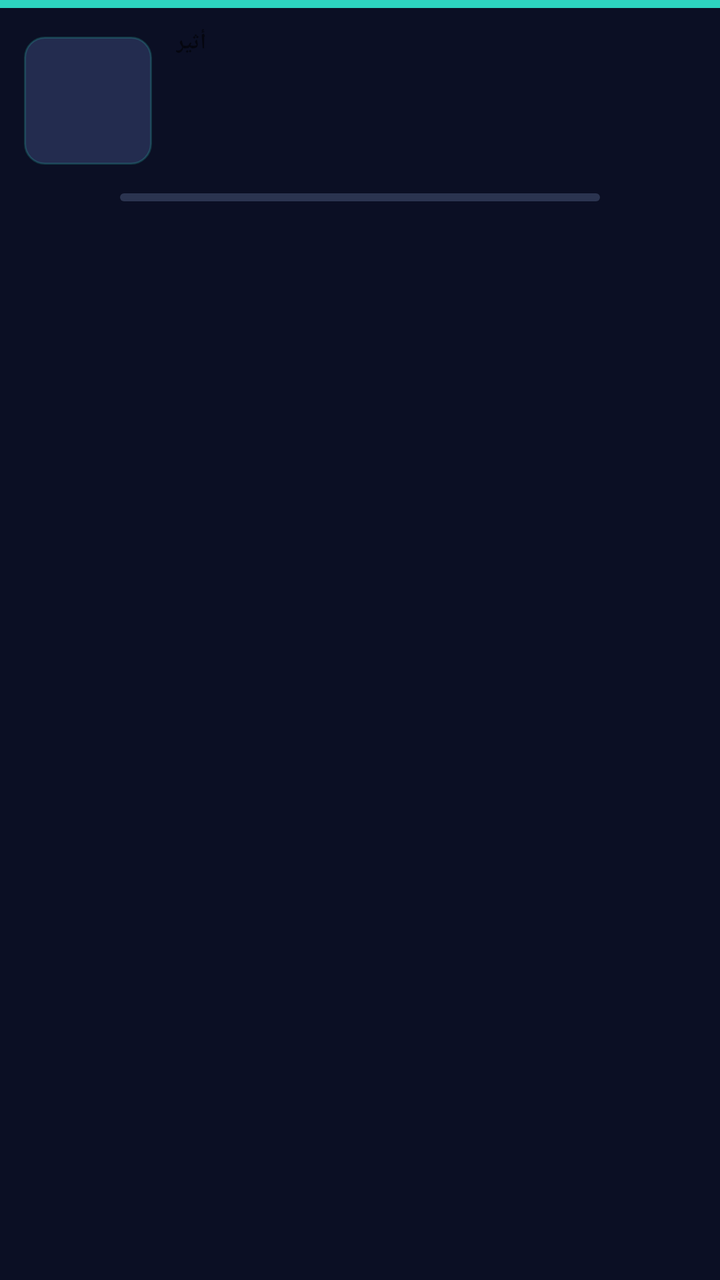
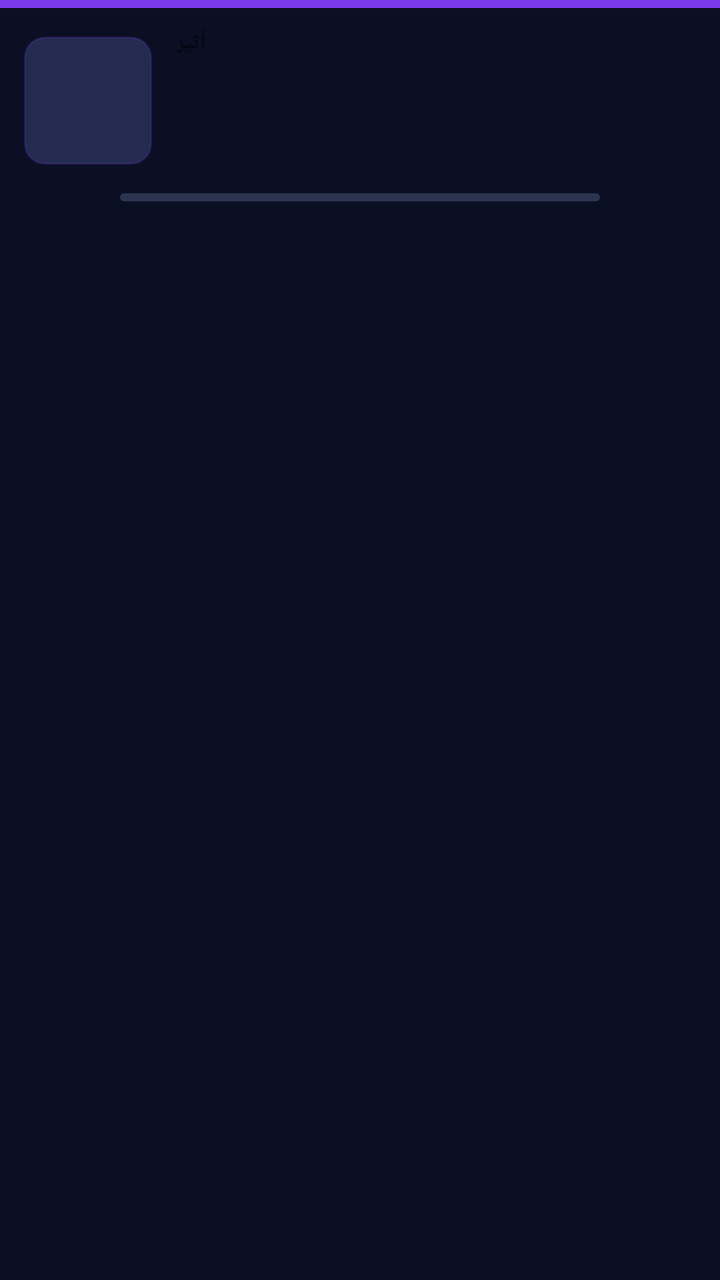

Screens rendered from an Android XML layout before and after an edit, with the pre-edit source and the edit as a unified diff.
<!-- AndroidManifest.xml: application theme Theme.Audiobook -->
<!-- res/layout/notification_ather_panel.xml -->
<?xml version="1.0" encoding="utf-8"?>
<LinearLayout xmlns:android="http://schemas.android.com/apk/res/android"
    android:id="@+id/ather_panel_root"
    android:layout_width="match_parent"
    android:layout_height="wrap_content"
    android:layoutDirection="locale"
    android:orientation="vertical"
    android:background="#0B0F24">

    <LinearLayout
        android:id="@+id/ather_panel_bar"
        android:layout_width="match_parent"
        android:layout_height="4dp"
        android:orientation="vertical"
        android:background="#2DD4BF" />

    <LinearLayout
        android:layout_width="match_parent"
        android:layout_height="wrap_content"
        android:orientation="horizontal"
        android:gravity="center_vertical"
        android:paddingLeft="12dp"
        android:paddingRight="12dp"
        android:paddingTop="10dp"
        android:paddingBottom="10dp">

        <ImageView
            android:id="@+id/ather_panel_cover"
            android:layout_width="64dp"
            android:layout_height="64dp"
            android:background="@drawable/bg_notif_cover"
            android:contentDescription="@null"
            android:scaleType="centerCrop" />

        <LinearLayout
            android:layout_width="0dp"
            android:layout_height="wrap_content"
            android:layout_weight="1"
            android:layout_marginStart="12dp"
            android:layout_marginEnd="8dp"
            android:orientation="vertical">

            <TextView
                android:id="@+id/ather_panel_app"
                android:layout_width="wrap_content"
                android:layout_height="wrap_content"
                android:singleLine="true"
                android:letterSpacing="0.18"
                android:text="أثير"
                android:textSize="11sp"
                android:textStyle="bold" />

            <TextView
                android:id="@+id/ather_panel_title"
                android:layout_width="match_parent"
                android:layout_height="wrap_content"
                android:layout_marginTop="2dp"
                android:singleLine="true"
                android:ellipsize="end"
                android:textColor="#EDF2FF"
                android:textSize="16sp"
                android:textStyle="bold" />

            <TextView
                android:id="@+id/ather_panel_chapter"
                android:layout_width="match_parent"
                android:layout_height="wrap_content"
                android:singleLine="true"
                android:ellipsize="end"
                android:textColor="#A9B2CC"
                android:textSize="13sp" />

            <TextView
                android:id="@+id/ather_panel_author"
                android:layout_width="match_parent"
                android:layout_height="wrap_content"
                android:singleLine="true"
                android:ellipsize="end"
                android:textColor="#A9B2CC"
                android:textSize="12sp" />

            
            <TextView
                android:id="@+id/ather_panel_sleep"
                android:layout_width="match_parent"
                android:layout_height="wrap_content"
                android:singleLine="true"
                android:ellipsize="end"
                android:textColor="#A9B2CC"
                android:textSize="12sp"
                android:visibility="gone" />
        </LinearLayout>
    </LinearLayout>

    <ProgressBar
        android:id="@+id/ather_panel_progress"
        style="?android:attr/progressBarStyleHorizontal"
        android:layout_width="match_parent"
        android:layout_height="4dp"
        android:layout_marginLeft="60dp"
        android:layout_marginRight="60dp"
        android:layout_marginBottom="2dp"
        android:max="100"
        android:progress="0"
        android:progressDrawable="@drawable/notif_progress"
        android:indeterminate="false" />

    <LinearLayout
        android:layout_width="match_parent"
        android:layout_height="wrap_content"
        android:orientation="horizontal"
        android:gravity="center"
        android:paddingLeft="8dp"
        android:paddingRight="8dp"
        android:paddingTop="4dp"
        android:paddingBottom="8dp">

        <ImageButton
            android:id="@+id/ather_panel_prev"
            android:layout_width="0dp"
            android:layout_height="48dp"
            android:layout_weight="1"
            android:background="@android:color/transparent"
            android:contentDescription="@null"
            android:scaleType="centerInside" />

        <ImageButton
            android:id="@+id/ather_panel_play"
            android:layout_width="0dp"
            android:layout_height="48dp"
            android:layout_weight="1"
            android:background="@android:color/transparent"
            android:contentDescription="@null"
            android:scaleType="centerInside" />

        <ImageButton
            android:id="@+id/ather_panel_next"
            android:layout_width="0dp"
            android:layout_height="48dp"
            android:layout_weight="1"
            android:background="@android:color/transparent"
            android:contentDescription="@null"
            android:scaleType="centerInside" />

        <ImageButton
            android:id="@+id/ather_panel_back15"
            android:layout_width="0dp"
            android:layout_height="48dp"
            android:layout_weight="1"
            android:background="@android:color/transparent"
            android:contentDescription="@null"
            android:scaleType="centerInside" />

        <ImageButton
            android:id="@+id/ather_panel_fwd15"
            android:layout_width="0dp"
            android:layout_height="48dp"
            android:layout_weight="1"
            android:background="@android:color/transparent"
            android:contentDescription="@null"
            android:scaleType="centerInside" />
    </LinearLayout>
</LinearLayout>
<!-- resources referenced by this layout -->
<resources>
  <!-- drawable bg_notif_cover (drawable) -->
  <?xml version="1.0" encoding="utf-8"?>
  <shape xmlns:android="http://schemas.android.com/apk/res/android"
      android:shape="rectangle">
      <solid android:color="#232C4F" />
      <corners android:radius="10dp" />
      <stroke
          android:width="1dp"
          android:color="#332DD4BF" />
  </shape>
  <!-- drawable notif_progress (drawable) -->
  <?xml version="1.0" encoding="utf-8"?>
  <layer-list xmlns:android="http://schemas.android.com/apk/res/android">
      <item android:id="@android:id/background">
          <shape android:shape="rectangle">
              <corners android:radius="3dp" />
              <solid android:color="#33A8C6FF" />
          </shape>
      </item>
      <item android:id="@android:id/progress">
          <scale android:scaleWidth="100%">
              <shape android:shape="rectangle">
                  <corners android:radius="3dp" />
                  <solid android:color="#45E0CC" />
              </shape>
          </scale>
      </item>
  </layer-list>
  <style name="Theme.Audiobook" parent="android:style/Theme.Material.Light.NoActionBar" />
</resources>

<!-- the commit's change to res/layout/notification_ather_panel.xml (unified diff, before → after) -->
@@ -12,7 +12,7 @@
         android:layout_width="match_parent"
         android:layout_height="4dp"
         android:orientation="vertical"
-        android:background="#2DD4BF" />
+        android:background="#7C3AED" />
 
     <LinearLayout
         android:layout_width="match_parent"
<!-- resource entries referenced after the edit -->
@@ -8,7 +8,7 @@
       <corners android:radius="10dp" />
       <stroke
           android:width="1dp"
-          android:color="#332DD4BF" />
+          android:color="#337C3AED" />
   </shape>
   <!-- drawable notif_progress (drawable) -->
   <?xml version="1.0" encoding="utf-8"?>
@@ -23,7 +23,7 @@
           <scale android:scaleWidth="100%">
               <shape android:shape="rectangle">
                   <corners android:radius="3dp" />
-                  <solid android:color="#45E0CC" />
+                  <solid android:color="#A78BFA" />
               </shape>
           </scale>
       </item>
